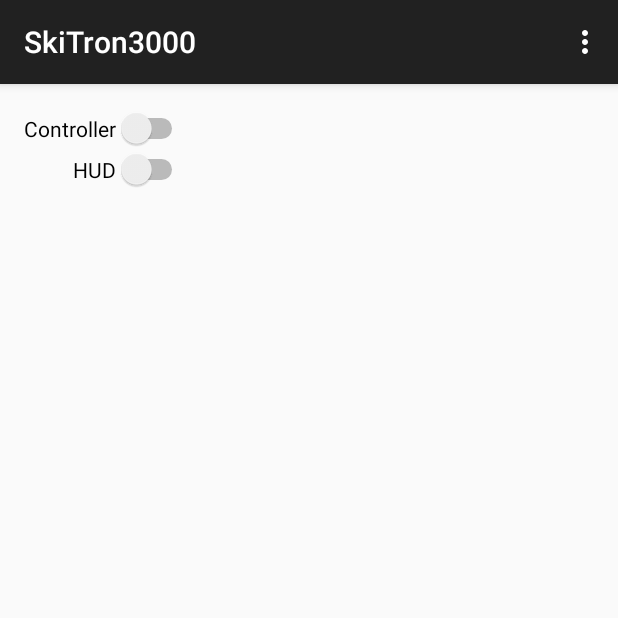
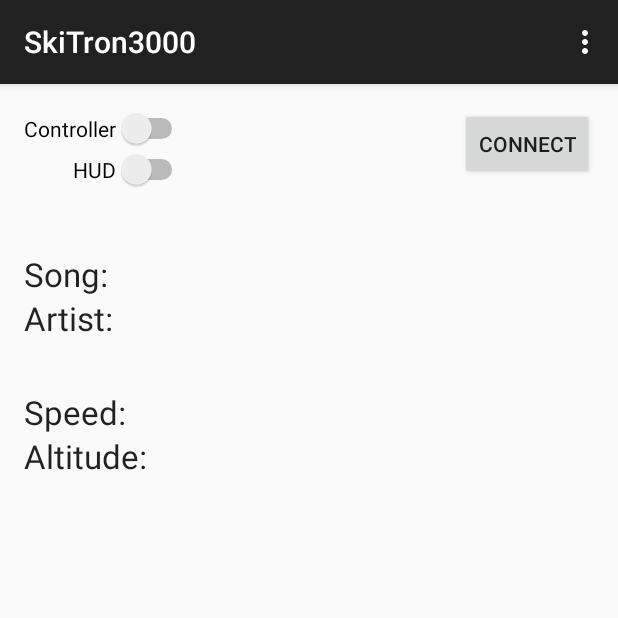
Before and after one commit to horotho/SkiTron3000, an Android app: the screen it shows after launch (MainActivity), on a phone screen of 412 x 824 dp, the top half of it. Run offline under Robolectric (Android 15) with nearby library versions, the phone set to English and light mode, and no system bars.

Commit message:
Merge Working

```diff
--- a/app/src/main/AndroidManifest.xml
+++ b/app/src/main/AndroidManifest.xml
@@ -7,6 +7,7 @@
     <uses-permission android:name="android.permission.BLUETOOTH_ADMIN"/>
     <uses-permission android:name="android.permission.BLUETOOTH"/>
     <uses-permission android:name="android.permission.READ_PHONE_STATE"/>
+    <uses-permission android:name="android.permission.READ_CONTACTS"/>
 
     <application
         android:allowBackup="true"
--- a/app/src/main/java/com/will/skitron/BaseHUDView.java
+++ b/app/src/main/java/com/will/skitron/BaseHUDView.java
@@ -40,7 +40,7 @@ public abstract class BaseHUDView
     public BaseHUDView(String titleText, int color)
     {
         title = new Text(TITLE_X, TITLE_Y, TITLE_SIZE, titleText, color);
-        time = new Text(TIME_X, TIME_Y, TEXT_SIZE, "00:00:00", Color.WHITE);
+        time = new Text(TIME_X, TIME_Y, TEXT_SIZE, "00:00" , Color.WHITE);
     }
 
     public Text getTitle()
@@ -50,6 +50,11 @@ public abstract class BaseHUDView
 
     public Text getTime()
     {
+        Date date = new Date();
+        SimpleDateFormat format = new SimpleDateFormat("HH:mm");
+
+        time.setText(format.format(date));
+
         return time;
     }
 
--- a/app/src/main/java/com/will/skitron/Text.java
+++ b/app/src/main/java/com/will/skitron/Text.java
@@ -49,9 +49,9 @@ public class Text extends ScreenElement
     public void setText(String text)
     {
         int size = text.length() * 5 * getSize();
-        if(size > 300)
+        if(size > 250)
         {
-            this.text = text.substring(0, text.length() - (size - 300)/(5 * getSize()));
+            this.text = text.substring(0, text.length() - (size - 250)/(5 * getSize()));
         }
         else
         {
--- a/app/src/main/res/layout/activity_main.xml
+++ b/app/src/main/res/layout/activity_main.xml
@@ -28,4 +28,56 @@
         android:layout_alignEnd="@+id/controllerSwitch"
         />
 
+    <TextView
+        android:layout_width="wrap_content"
+        android:layout_height="wrap_content"
+        android:text="Song: "
+        android:id="@+id/nameText"
+        android:textAppearance="?android:attr/textAppearanceLarge"
+        android:layout_below="@+id/HUDSwitch"
+        android:layout_alignParentLeft="true"
+        android:layout_alignParentStart="true"
+        android:layout_marginTop="41dp"/>
+
+    <TextView
+        android:layout_width="wrap_content"
+        android:layout_height="wrap_content"
+        android:text="Artist: "
+        android:id="@+id/artistView"
+        android:textAppearance="?android:attr/textAppearanceLarge"
+        android:layout_below="@+id/nameText"
+        android:layout_alignParentLeft="true"
+        android:layout_alignParentStart="true"/>
+
+    <TextView
+        android:layout_width="wrap_content"
+        android:layout_height="wrap_content"
+        android:text="Speed: "
+        android:id="@+id/speedView"
+        android:textAppearance="?android:attr/textAppearanceLarge"
+        android:layout_below="@+id/artistView"
+        android:layout_alignParentLeft="true"
+        android:layout_alignParentStart="true"
+        android:layout_marginTop="33dp"/>
+
+    <TextView
+        android:layout_width="wrap_content"
+        android:layout_height="wrap_content"
+        android:textAppearance="?android:attr/textAppearanceLarge"
+        android:text="Altitude: "
+        android:id="@+id/altView"
+        android:layout_below="@+id/speedView"
+        android:layout_alignParentLeft="true"
+        android:layout_alignParentStart="true"
+        android:singleLine="false"/>
+
+    <Button
+        android:layout_width="wrap_content"
+        android:layout_height="wrap_content"
+        android:text="Connect"
+        android:id="@+id/connectButton"
+        android:layout_alignParentTop="true"
+        android:layout_alignParentRight="true"
+        android:layout_alignParentEnd="true"/>
+
 </RelativeLayout>
```
Also changed, not shown: app/src/main/java/com/will/skitron/MainActivity.java (+93 -11 lines), 2 other files.
